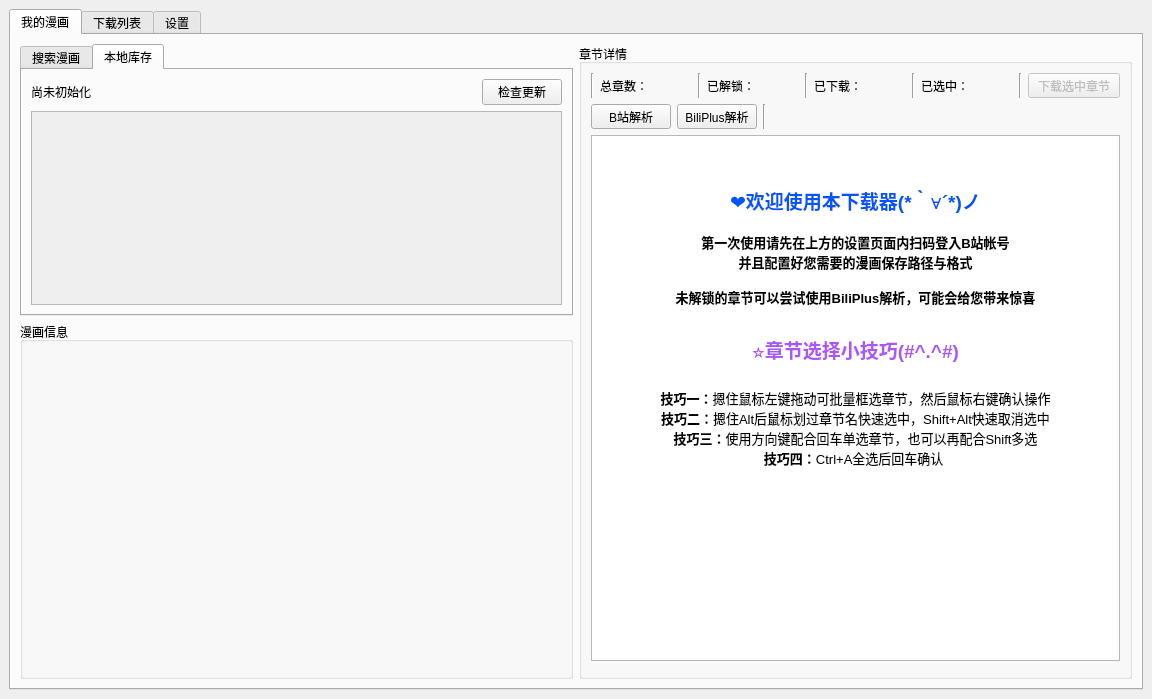
The window that src/ui/PySide_src/mainWindow.ui (Zeal-L/BiliBili-Manga-Downloader) describes before a commit, drawn with Qt 5.
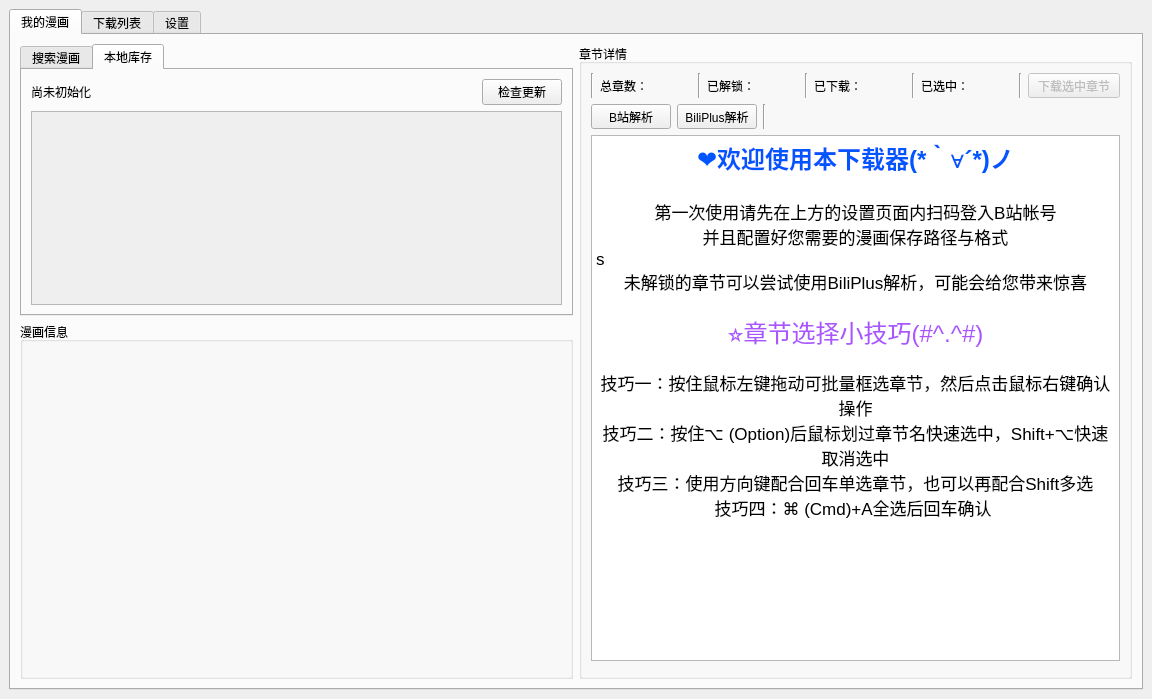
The same window after the commit. The open tabs and pages were chosen to show the change. Icons and pictures are not drawn.

Commit message: 调整UI以更适合Mac，包括键绑定和字体大小

```diff
--- a/src/ui/PySide_src/mainWindow.ui
+++ b/src/ui/PySide_src/mainWindow.ui
@@ -476,24 +476,21 @@
 hr { height: 1px; border-width: 0; }
 li.unchecked::marker { content: &quot;\2610&quot;; }
 li.checked::marker { content: &quot;\2612&quot;; }
-&lt;/style&gt;&lt;/head&gt;&lt;body style=&quot; font-family:'Microsoft YaHei UI'; font-size:9pt; font-weight:400; font-style:normal;&quot;&gt;
-&lt;p align=&quot;center&quot; style=&quot; margin-top:0px; margin-bottom:0px; margin-left:0px; margin-right:0px; -qt-block-indent:0; text-indent:0px;&quot;&gt;&lt;span style=&quot; font-size:14pt; font-weight:700; color:#0055ff;&quot;&gt; &lt;/span&gt;&lt;/p&gt;
-&lt;p align=&quot;center&quot; style=&quot;-qt-paragraph-type:empty; margin-top:0px; margin-bottom:0px; margin-left:0px; margin-right:0px; -qt-block-indent:0; text-indent:0px; font-size:14pt; font-weight:700; color:#0055ff;&quot;&gt;&lt;br /&gt;&lt;/p&gt;
-&lt;p align=&quot;center&quot; style=&quot; margin-top:0px; margin-bottom:0px; margin-left:0px; margin-right:0px; -qt-block-indent:0; text-indent:0px;&quot;&gt;&lt;span style=&quot; font-size:14pt; font-weight:700; color:#0055ff;&quot;&gt;❤欢迎使用本下载器(*｀∀´*)ノ&lt;/span&gt;&lt;/p&gt;
-&lt;p align=&quot;center&quot; style=&quot;-qt-paragraph-type:empty; margin-top:0px; margin-bottom:0px; margin-left:0px; margin-right:0px; -qt-block-indent:0; text-indent:0px;&quot;&gt;&lt;br /&gt;&lt;/p&gt;
-&lt;p align=&quot;center&quot; style=&quot; margin-top:0px; margin-bottom:0px; margin-left:0px; margin-right:0px; -qt-block-indent:0; text-indent:0px;&quot;&gt;&lt;span style=&quot; font-size:10pt; font-weight:700;&quot;&gt;第一次使用请先在上方的设置页面内扫码登入B站帐号&lt;/span&gt;&lt;/p&gt;
-&lt;p align=&quot;center&quot; style=&quot; margin-top:0px; margin-bottom:0px; margin-left:0px; margin-right:0px; -qt-block-indent:0; text-indent:0px;&quot;&gt;&lt;span style=&quot; font-size:10pt; font-weight:700;&quot;&gt;并且配置好您需要的漫画保存路径与格式&lt;/span&gt;&lt;/p&gt;
-&lt;p style=&quot;-qt-paragraph-type:empty; margin-top:0px; margin-bottom:0px; margin-left:0px; margin-right:0px; -qt-block-indent:0; text-indent:0px; font-size:10pt; font-weight:700; color:#000000;&quot;&gt;&lt;br /&gt;&lt;/p&gt;
-&lt;p align=&quot;center&quot; style=&quot; margin-top:0px; margin-bottom:0px; margin-left:0px; margin-right:0px; -qt-block-indent:0; text-indent:0px;&quot;&gt;&lt;span style=&quot; font-size:10pt; font-weight:700;&quot;&gt;未解锁的章节可以尝试使用BiliPlus解析，可能会给您带来惊喜&lt;/span&gt;&lt;/p&gt;
-&lt;p style=&quot;-qt-paragraph-type:empty; margin-top:0px; margin-bottom:0px; margin-left:0px; margin-right:0px; -qt-block-indent:0; text-indent:0px;&quot;&gt;&lt;br /&gt;&lt;/p&gt;
-&lt;p style=&quot;-qt-paragraph-type:empty; margin-top:0px; margin-bottom:0px; margin-left:0px; margin-right:0px; -qt-block-indent:0; text-indent:0px;&quot;&gt;&lt;br /&gt;&lt;/p&gt;
-&lt;p align=&quot;center&quot; style=&quot; margin-top:0px; margin-bottom:0px; margin-left:0px; margin-right:0px; -qt-block-indent:0; text-indent:0px;&quot;&gt;&lt;span style=&quot; font-size:14pt; font-weight:700; color:#aa55ff;&quot;&gt;⭐章节选择小技巧(#^.^#)&lt;/span&gt;&lt;/p&gt;
-&lt;p align=&quot;center&quot; style=&quot;-qt-paragraph-type:empty; margin-top:0px; margin-bottom:0px; margin-left:0px; margin-right:0px; -qt-block-indent:0; text-indent:0px; font-size:14pt; font-weight:700; color:#aa55ff;&quot;&gt;&lt;br /&gt;&lt;/p&gt;
-&lt;p align=&quot;center&quot; style=&quot; margin-top:0px; margin-bottom:0px; margin-left:0px; margin-right:0px; -qt-block-indent:0; text-indent:0px;&quot;&gt;&lt;span style=&quot; font-size:10pt; font-weight:700;&quot;&gt;技巧一：&lt;/span&gt;&lt;span style=&quot; font-size:10pt;&quot;&gt;摁住鼠标左键拖动可批量框选章节，然后鼠标右键确认操作&lt;/span&gt;&lt;/p&gt;
-&lt;p align=&quot;center&quot; style=&quot; margin-top:0px; margin-bottom:0px; margin-left:0px; margin-right:0px; -qt-block-indent:0; text-indent:0px;&quot;&gt;&lt;span style=&quot; font-size:10pt; font-weight:700;&quot;&gt;技巧二：&lt;/span&gt;&lt;span style=&quot; font-size:10pt;&quot;&gt;摁住Alt后鼠标划过章节名快速选中，Shift+Alt快速取消选中&lt;/span&gt;&lt;/p&gt;
-&lt;p align=&quot;center&quot; style=&quot; margin-top:0px; margin-bottom:0px; margin-left:0px; margin-right:0px; -qt-block-indent:0; text-indent:0px;&quot;&gt;&lt;span style=&quot; font-size:10pt; font-weight:700;&quot;&gt;技巧三：&lt;/span&gt;&lt;span style=&quot; font-size:10pt;&quot;&gt;使用方向键配合回车单选章节，也可以再配合Shift多选&lt;/span&gt;&lt;/p&gt;
-&lt;p align=&quot;center&quot; style=&quot; margin-top:0px; margin-bottom:0px; margin-left:0px; margin-right:0px; -qt-block-indent:0; text-indent:0px;&quot;&gt;&lt;span style=&quot; font-size:10pt; font-weight:700;&quot;&gt;技巧四：&lt;/span&gt;&lt;span style=&quot; font-size:10pt;&quot;&gt;Ctrl+A全选后回车确认 &lt;/span&gt;&lt;/p&gt;
-&lt;p style=&quot;-qt-paragraph-type:empty; margin-top:0px; margin-bottom:0px; margin-left:0px; margin-right:0px; -qt-block-indent:0; text-indent:0px; font-size:10pt;&quot;&gt;&lt;br /&gt;&lt;/p&gt;&lt;/body&gt;&lt;/html&gt;</string>
+&lt;/style&gt;&lt;/head&gt;&lt;body style=&quot; font-family:'.AppleSystemUIFont'; font-size:13pt; font-weight:400; font-style:normal;&quot;&gt;
+&lt;p align=&quot;center&quot; style=&quot; margin-top:0px; margin-bottom:0px; margin-left:0px; margin-right:0px; -qt-block-indent:0; text-indent:0px;&quot;&gt;&lt;span style=&quot; font-family:'Helvetica'; font-size:18pt; font-weight:700; color:#0055ff;&quot;&gt;❤欢迎使用本下载器(*｀∀´*)ノ&lt;/span&gt;&lt;/p&gt;
+&lt;p style=&quot;-qt-paragraph-type:empty; margin-top:0px; margin-bottom:0px; margin-left:0px; margin-right:0px; -qt-block-indent:0; text-indent:0px; font-family:'Helvetica';&quot;&gt;&lt;br /&gt;&lt;/p&gt;
+&lt;p align=&quot;center&quot; style=&quot; margin-top:0px; margin-bottom:0px; margin-left:0px; margin-right:0px; -qt-block-indent:0; text-indent:0px;&quot;&gt;&lt;span style=&quot; font-family:'Helvetica';&quot;&gt;第一次使用请先在上方的设置页面内扫码登入B站帐号&lt;/span&gt;&lt;/p&gt;
+&lt;p align=&quot;center&quot; style=&quot; margin-top:0px; margin-bottom:0px; margin-left:0px; margin-right:0px; -qt-block-indent:0; text-indent:0px;&quot;&gt;&lt;span style=&quot; font-family:'Helvetica';&quot;&gt;并且配置好您需要的漫画保存路径与格式&lt;/span&gt;&lt;/p&gt;
+&lt;p style=&quot; margin-top:0px; margin-bottom:0px; margin-left:0px; margin-right:0px; -qt-block-indent:0; text-indent:0px;&quot;&gt;&lt;span style=&quot; font-family:'Helvetica';&quot;&gt;s&lt;/span&gt;&lt;/p&gt;
+&lt;p align=&quot;center&quot; style=&quot; margin-top:0px; margin-bottom:0px; margin-left:0px; margin-right:0px; -qt-block-indent:0; text-indent:0px;&quot;&gt;&lt;span style=&quot; font-family:'Helvetica';&quot;&gt;未解锁的章节可以尝试使用BiliPlus解析，可能会给您带来惊喜&lt;/span&gt;&lt;/p&gt;
+&lt;p style=&quot;-qt-paragraph-type:empty; margin-top:0px; margin-bottom:0px; margin-left:0px; margin-right:0px; -qt-block-indent:0; text-indent:0px; font-family:'Helvetica';&quot;&gt;&lt;br /&gt;&lt;/p&gt;
+&lt;p align=&quot;center&quot; style=&quot; margin-top:0px; margin-bottom:0px; margin-left:0px; margin-right:0px; -qt-block-indent:0; text-indent:0px;&quot;&gt;&lt;span style=&quot; font-family:'Helvetica'; font-size:18pt; color:#aa55ff;&quot;&gt;⭐章节选择小技巧(#^.^#)&lt;/span&gt;&lt;/p&gt;
+&lt;p style=&quot;-qt-paragraph-type:empty; margin-top:0px; margin-bottom:0px; margin-left:0px; margin-right:0px; -qt-block-indent:0; text-indent:0px; font-family:'Helvetica';&quot;&gt;&lt;br /&gt;&lt;/p&gt;
+&lt;p align=&quot;center&quot; style=&quot; margin-top:0px; margin-bottom:0px; margin-left:0px; margin-right:0px; -qt-block-indent:0; text-indent:0px;&quot;&gt;&lt;span style=&quot; font-family:'Helvetica';&quot;&gt;技巧一：按住鼠标左键拖动可批量框选章节，然后点击鼠标右键确认操作&lt;/span&gt;&lt;/p&gt;
+&lt;p align=&quot;center&quot; style=&quot; margin-top:0px; margin-bottom:0px; margin-left:0px; margin-right:0px; -qt-block-indent:0; text-indent:0px;&quot;&gt;&lt;span style=&quot; font-family:'Helvetica';&quot;&gt;技巧二：按住⌥ (Option)后鼠标划过章节名快速选中，Shift+⌥快速取消选中&lt;/span&gt;&lt;/p&gt;
+&lt;p align=&quot;center&quot; style=&quot; margin-top:0px; margin-bottom:0px; margin-left:0px; margin-right:0px; -qt-block-indent:0; text-indent:0px;&quot;&gt;&lt;span style=&quot; font-family:'Helvetica';&quot;&gt;技巧三：使用方向键配合回车单选章节，也可以再配合Shift多选&lt;/span&gt;&lt;/p&gt;
+&lt;p align=&quot;center&quot; style=&quot; margin-top:0px; margin-bottom:0px; margin-left:0px; margin-right:0px; -qt-block-indent:0; text-indent:0px;&quot;&gt;&lt;span style=&quot; font-family:'Helvetica';&quot;&gt;技巧四：⌘ (Cmd)+A全选后回车确认 &lt;/span&gt;&lt;/p&gt;
+&lt;p style=&quot;-qt-paragraph-type:empty; margin-top:0px; margin-bottom:0px; margin-left:0px; margin-right:0px; -qt-block-indent:0; text-indent:0px; font-family:'Helvetica';&quot;&gt;&lt;br /&gt;&lt;/p&gt;&lt;/body&gt;&lt;/html&gt;</string>
              </property>
              <property name="textInteractionFlags">
               <set>Qt::NoTextInteraction</set>
```
Left out of the diff: 8 changed lines with no effect on the pictures. The commit also changes 2 other files.
